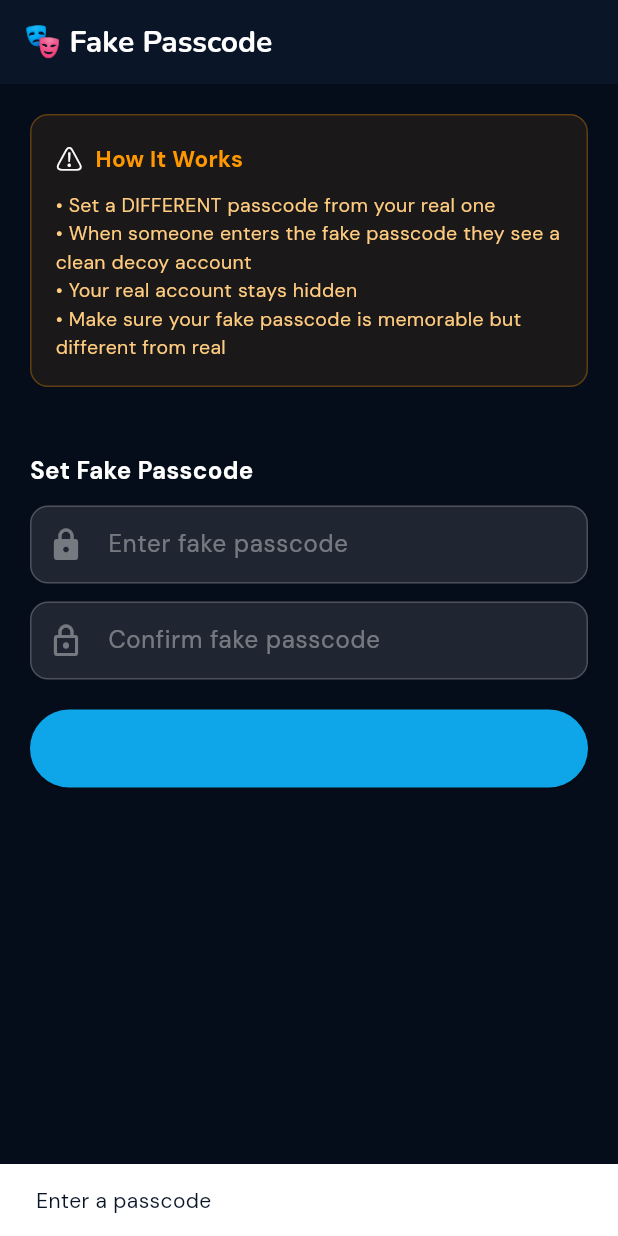
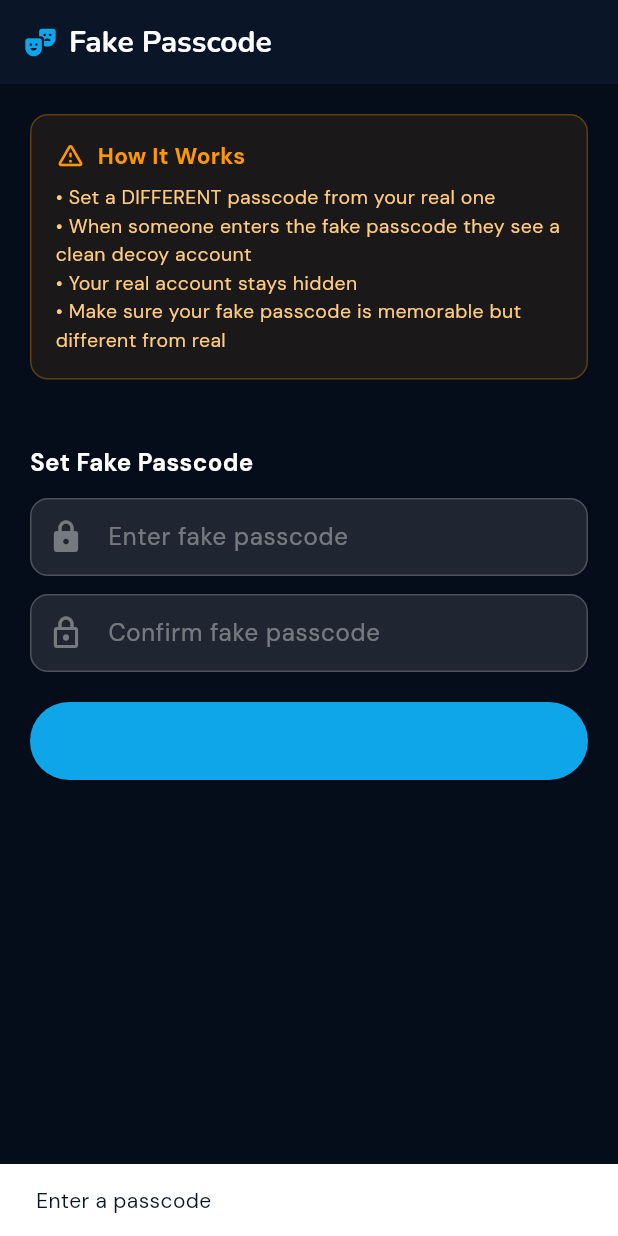
Before and after one commit to Masthan008/Ripple, a Flutter app: the FakePasscodeScreen screen opened by its route, after a tap on "Set Fake Passcode", on a phone screen of 412 x 824 dp. Run offline on Flutter 3.47's test engine with Material 3 defaults, Android fonts, the phone set to English and light mode, and no system bars; our stand-ins replace battery_plus, cached_network_image, camera, cloud_firestore, dio, emoji_picker_flutter and 29 more; missing offline and left inert: any_link_preview, encrypt, flutter_inappwebview, flutter_windowmanager_plus, google_mlkit_face_detection, liquid_glass_renderer and 4 more; accounts and stored records are empty.

Commit message:
feat: implement decoy passcode management and add gaze-based privacy services for screen protection

```diff
--- a/lib/features/privacy/screens/fake_passcode_screen.dart
+++ b/lib/features/privacy/screens/fake_passcode_screen.dart
@@ -51,10 +51,15 @@ class _FakePasscodeScreenState extends State<FakePasscodeScreen> {
     }
 
     return Scaffold(
-      backgroundColor: const Color(0xFF060D1A),
       appBar: AppBar(
         backgroundColor: const Color(0xFF0A1628),
-        title: const Text('🎭 Fake Passcode'),
+        title: const Row(
+          children: [
+            Icon(Icons.theater_comedy_rounded, color: Color(0xFF0EA5E9), size: 22),
+            SizedBox(width: 8),
+            Text('Fake Passcode'),
+          ],
+        ),
         foregroundColor: Colors.white,
       ),
       body: SingleChildScrollView(
@@ -76,7 +81,7 @@ class _FakePasscodeScreenState extends State<FakePasscodeScreen> {
                 children: [
                   const Row(
                     children: [
-                      Text('⚠️', style: TextStyle(fontSize: 18)),
+                      Icon(Icons.warning_amber_rounded, color: Colors.orange, size: 20),
                       SizedBox(width: 8),
                       Text('How It Works',
                           style: TextStyle(
@@ -218,7 +223,7 @@ class _FakePasscodeScreenState extends State<FakePasscodeScreen> {
 
                   if (mounted) {
                     ScaffoldMessenger.of(context).showSnackBar(const SnackBar(
-                        content: Text('🎭 Fake passcode set!'),
+                        content: Text('Fake passcode set!'),
                         backgroundColor: Color(0xFF22C55E)));
                   }
                 },
```
Also changed, not shown: lib/core/services/gaze_privacy_service.dart (+11 -4 lines), lib/features/privacy/screens/chat_lock_settings_screen.dart (+9 -3 lines).
